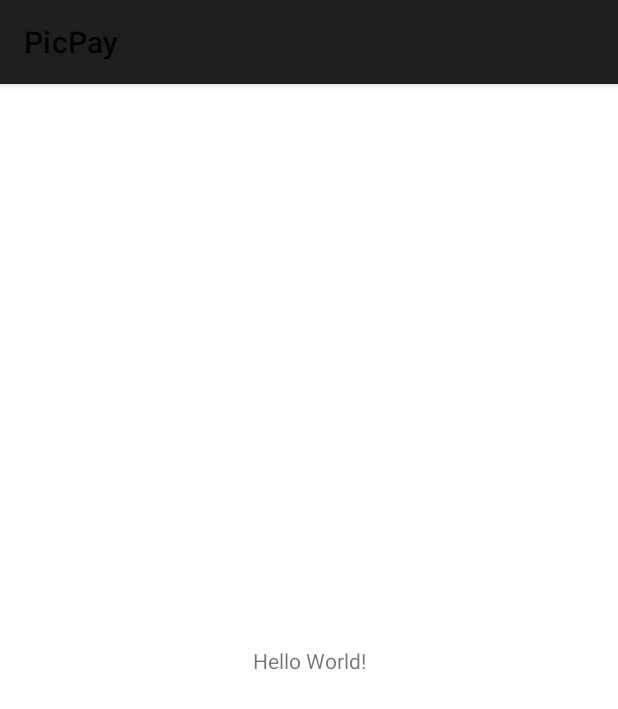
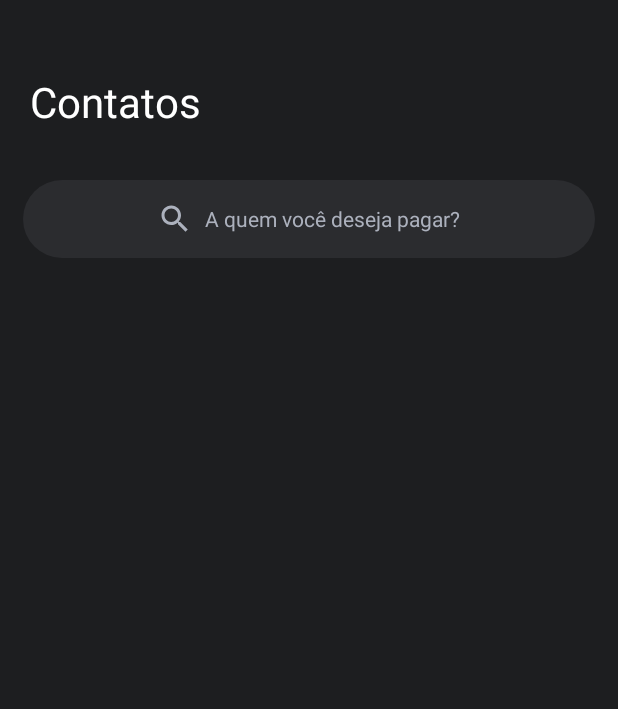
Before and after one commit to allefsousa/PicPay-Playground, an Android app: the screen it shows after launch (ContactActivity), on a phone screen of 412 x 824 dp. Shown: the top 709 px of the screen. Run offline under Robolectric (Android 15) with nearby library versions, the phone set to English and light mode, and no system bars.

Commit message:
Criando layout de busca

```diff
--- a/app/src/main/AndroidManifest.xml
+++ b/app/src/main/AndroidManifest.xml
@@ -13,7 +13,8 @@
         android:roundIcon="@mipmap/ic_launcher_round"
         android:supportsRtl="true"
         android:theme="@style/AppTheme">
-        <activity android:name=".ui.contact.ContactActivity">
+        <activity android:name=".ui.contact.ContactActivity"
+            android:theme="@style/Theme.MaterialComponents.NoActionBar">
             <intent-filter>
                 <action android:name="android.intent.action.MAIN" />
 
--- /dev/null
+++ b/app/src/main/res/drawable/back_search.xml
@@ -0,0 +1,8 @@
+<?xml version="1.0" encoding="utf-8"?>
+<shape xmlns:android="http://schemas.android.com/apk/res/android" android:shape="rectangle" >
+
+
+    <corners android:radius="100dp"/>
+
+    <solid android:color="#2B2C2F"/>
+</shape>
--- /dev/null
+++ b/app/src/main/res/drawable/ic_search.xml
@@ -0,0 +1,10 @@
+<vector xmlns:android="http://schemas.android.com/apk/res/android"
+    android:width="24dp"
+    android:height="24dp"
+    android:viewportWidth="24"
+    android:viewportHeight="24"
+    android:tint="#ACB1BD">
+  <path
+      android:fillColor="@android:color/white"
+      android:pathData="M15.5,14h-0.79l-0.28,-0.27C15.41,12.59 16,11.11 16,9.5 16,5.91 13.09,3 9.5,3S3,5.91 3,9.5 5.91,16 9.5,16c1.61,0 3.09,-0.59 4.23,-1.57l0.27,0.28v0.79l5,4.99L20.49,19l-4.99,-5zM9.5,14C7.01,14 5,11.99 5,9.5S7.01,5 9.5,5 14,7.01 14,9.5 11.99,14 9.5,14z"/>
+</vector>
--- a/app/src/main/res/layout/activity_contact.xml
+++ b/app/src/main/res/layout/activity_contact.xml
@@ -1,18 +1,74 @@
 <?xml version="1.0" encoding="utf-8"?>
-<androidx.constraintlayout.widget.ConstraintLayout xmlns:android="http://schemas.android.com/apk/res/android"
+<androidx.coordinatorlayout.widget.CoordinatorLayout xmlns:android="http://schemas.android.com/apk/res/android"
     xmlns:app="http://schemas.android.com/apk/res-auto"
     xmlns:tools="http://schemas.android.com/tools"
     android:layout_width="match_parent"
     android:layout_height="match_parent"
-    tools:context=".ui.contact.ContactActivity">
+    android:background="@color/backgroundScreen"
+    tools:context=".ui.contact.ContactActivity"
+    android:fitsSystemWindows="true"
+    android:focusableInTouchMode="true">
+    <com.google.android.material.appbar.AppBarLayout
+        android:layout_width="match_parent"
+        android:layout_height="180dp"
+        android:background="@color/backgroundScreen"
+        android:theme="@style/ThemeOverlay.MaterialComponents.Dark"
+        app:elevation="0dp">
+        <androidx.appcompat.widget.Toolbar
+            android:id="@+id/toolbar"
+            android:layout_width="match_parent"
+            android:layout_height="?attr/actionBarSize"
+            android:layout_marginTop="40dp"
+            app:layout_scrollFlags="scroll|enterAlways"
+            app:popupTheme="@style/ThemeOverlay.AppCompat.Light"
+            app:theme="@style/ThemeOverlay.AppCompat.Dark.ActionBar">
 
-    <TextView
-        android:layout_width="wrap_content"
+            <TextView
+                android:id="@+id/toolbar_title"
+                android:layout_width="wrap_content"
+                android:layout_height="wrap_content"
+                android:layout_marginStart="20dp"
+                android:text="Contatos"
+                android:textColor="@android:color/white"
+                android:textSize="28sp" />
+        </androidx.appcompat.widget.Toolbar>
+        <RelativeLayout
+            android:layout_width="match_parent"
+            android:layout_height="wrap_content"
+            android:background="@drawable/back_search"
+            android:layout_marginLeft="15dp"
+            android:layout_marginTop="24dp"
+            android:layout_marginRight="15dp"
+            android:gravity="center"
+            android:padding="6dp">
+            <EditText
+                android:id="@+id/ed_search"
+                android:layout_width="wrap_content"
+                android:layout_height="wrap_content"
+                android:background="@null"
+                android:drawableLeft="@drawable/ic_search"
+                android:drawablePadding="8dp"
+                android:hint="A quem você deseja pagar?"
+                android:textColorHint="#ACB1BD"
+                android:imeOptions="actionSearch"
+                android:inputType="text"
+                android:padding="8dp"
+                android:singleLine="true"
+                android:textColor="#ACB1BD"
+                android:textSize="14sp" />
+
+        </RelativeLayout>
+
+
+    </com.google.android.material.appbar.AppBarLayout>
+    <androidx.recyclerview.widget.RecyclerView
+        android:id="@+id/recyclerview_contacts"
+        android:layout_width="match_parent"
         android:layout_height="wrap_content"
-        android:text="Hello World!"
-        app:layout_constraintBottom_toBottomOf="parent"
-        app:layout_constraintLeft_toLeftOf="parent"
-        app:layout_constraintRight_toRightOf="parent"
-        app:layout_constraintTop_toTopOf="parent" />
+        app:layoutManager="androidx.recyclerview.widget.LinearLayoutManager"
+        app:layout_behavior="@string/appbar_scrolling_view_behavior"
+      />
 
-</androidx.constraintlayout.widget.ConstraintLayout>
+
+
+</androidx.coordinatorlayout.widget.CoordinatorLayout>
--- a/app/src/main/res/values/styles.xml
+++ b/app/src/main/res/values/styles.xml
@@ -4,9 +4,18 @@
         <!-- Customize your theme here. -->
         <item name="colorPrimary">@color/colorPrimary</item>
         <item name="colorPrimaryDark">@color/colorPrimaryDark</item>
+        <item name="android:windowBackground">@color/backgroundScreen</item>
+        <item name="android:statusBarColor">@color/backgroundScreen</item>
+
         <item name="colorAccent">@color/colorAccent</item>
         <item name="colorSurface">#FFFFFF</item>
 
     </style>
+    <style name="Theme.MaterialComponents.NoActionBar" parent="Theme.MaterialComponents.Light.NoActionBar">
+        <item name="windowActionBar">false</item>
+        <item name="windowNoTitle">true</item>
+        <item name="android:statusBarColor">@color/backgroundScreen</item>
+
+    </style>
 
 </resources>
```
